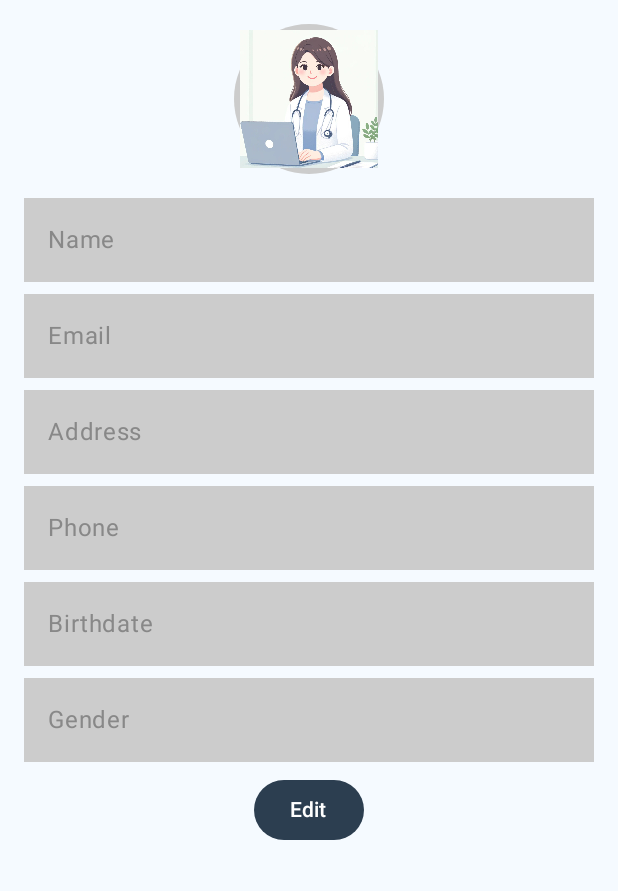
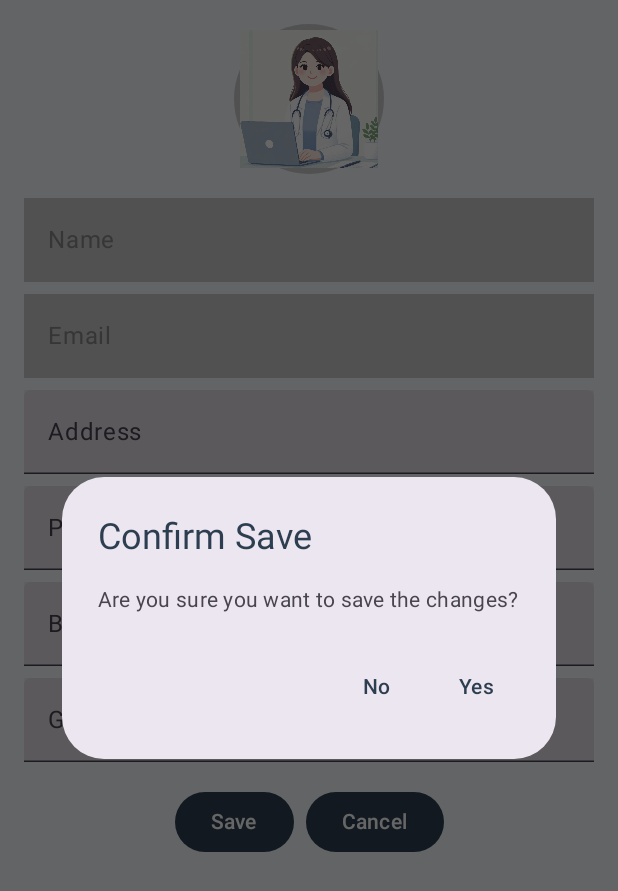
Before and after one commit to eightus/ITP-Peritoneal-Dialysis, an Android app built with Jetpack Compose: the composable ProfileScreen shown on its own in the app's theme, after a tap on "Save", on a phone screen of 412 x 824 dp. Shown: the top 891 px of the screen. Run offline under Robolectric (Android 15) with nearby library versions, the phone set to English and light mode, and no system bars; our stand-ins replace Dagger/Hilt's generated code, Firebase (no records; nobody signed in at launch, a user with empty details on screens opened directly), livedata-compose; 2 statements that could not run were skipped; 1 other tap on this screen came first.

Commit message:
update profile screen
added confirmation before save and successful save toast message

```diff
--- a/app/src/main/java/com/itp/pdbuddy/ui/screen/ProfileScreen.kt
+++ b/app/src/main/java/com/itp/pdbuddy/ui/screen/ProfileScreen.kt
@@ -1,4 +1,7 @@
 import android.annotation.SuppressLint
+import android.content.Context
+import android.util.Log
+import android.widget.Toast
 import androidx.compose.foundation.Image
 import androidx.compose.foundation.background
 import androidx.compose.foundation.layout.*
@@ -9,6 +12,7 @@ import androidx.compose.ui.Alignment
 import androidx.compose.ui.Modifier
 import androidx.compose.ui.graphics.Color
 import androidx.compose.ui.layout.ContentScale
+import androidx.compose.ui.platform.LocalContext
 import androidx.compose.ui.res.painterResource
 import androidx.compose.ui.text.font.FontWeight
 import androidx.compose.ui.unit.dp
@@ -67,7 +71,9 @@ fun ProfileScreen(navController: NavHostController) {
         isEditing = isEditing,
         onEditButtonClick = { isEditing = !isEditing },
         onSaveButtonClick = {
-            profileViewModel.updateUserInfo(name, address, phone, email, birthdate, gender)
+            profileViewModel.updateUserInfo(
+                name, address, phone, email, birthdate, gender
+            )
             isEditing = false
         },
         onNameChange = { name = it },
@@ -103,7 +109,6 @@ fun EditableTextField(
     )
 }
 
-
 @Composable
 fun ProfileContent(
     name: String,
@@ -120,8 +125,11 @@ fun ProfileContent(
     onPhoneChange: (String) -> Unit,
     onEmailChange: (String) -> Unit,
     onBirthdateChange: (String) -> Unit,
-    onGenderChange: (String) -> Unit
+    onGenderChange: (String) -> Unit,
 ) {
+    val context = LocalContext.current
+    var showDialog by remember { mutableStateOf(false) }
+
     Column(
         modifier = Modifier
             .fillMaxSize()
@@ -177,7 +185,7 @@ fun ProfileContent(
                 horizontalArrangement = Arrangement.spacedBy(8.dp),
                 modifier = Modifier.padding(vertical = 8.dp)
             ) {
-                Button(onClick = onSaveButtonClick) {
+                Button(onClick = { showDialog = true }) {
                     Text(text = "Save")
                 }
                 Button(onClick = onEditButtonClick) {
@@ -188,6 +196,28 @@ fun ProfileContent(
             Button(onClick = onEditButtonClick) {
                 Text(text = "Edit")
             }
+        }
+
+        if (showDialog) {
+            AlertDialog(
+                onDismissRequest = { showDialog = false },
+                title = { Text(text = "Confirm Save") },
+                text = { Text(text = "Are you sure you want to save the changes?") },
+                confirmButton = {
+                    TextButton(onClick = {
+                        onSaveButtonClick()
+                        Toast.makeText(context, "Profile saved successfully!", Toast.LENGTH_SHORT).show()
+                        showDialog = false
+                    }) {
+                        Text(text = "Yes")
+                    }
+                },
+                dismissButton = {
+                    TextButton(onClick = { showDialog = false }) {
+                        Text(text = "No")
+                    }
+                }
+            )
         }
     }
 }
```
